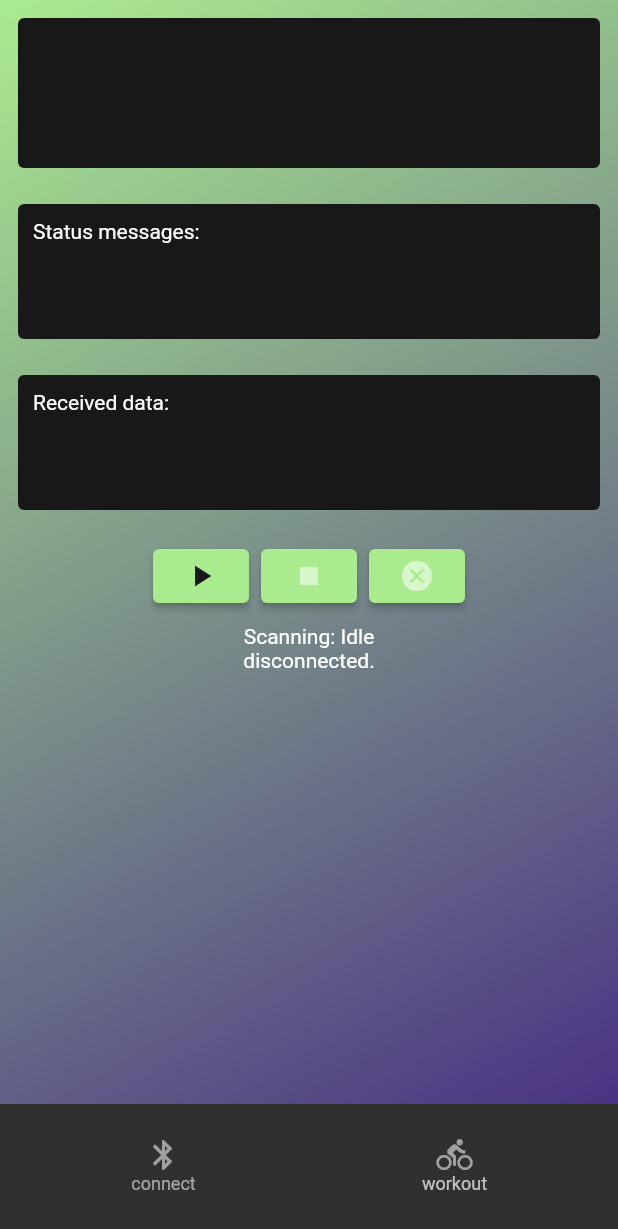
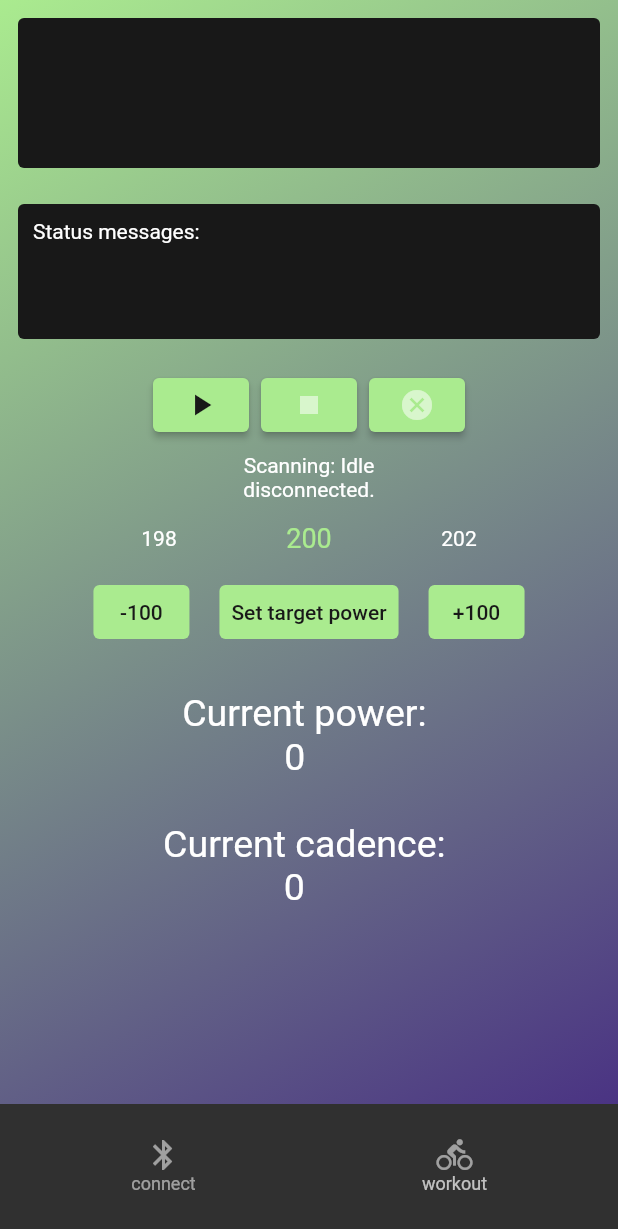
Before and after one commit to richardstolen/EntalpiTrainer, a Flutter app: the screen it shows after launch, on a phone screen of 412 x 824 dp. Shown: the top 1229 px of the screen. Run offline on Flutter 3.47's test engine with Material 2 defaults, Android fonts, the phone set to English and light mode, and no system bars; drawn by our look-alikes of numberpicker; missing offline and left inert: dart:ffi, location_permissions, reactive_ble_mobile, reactive_ble_platform_interface.

Commit message:
Added set target functionality and display the data in BT_connection view

```diff
--- a/lib/tacx_trainer_control.dart
+++ b/lib/tacx_trainer_control.dart
@@ -87,8 +87,11 @@ class TacxTrainerControl {
     sendFecCmd(writeValue);
   }
 
-  String fecDataHandler(data) {
-    String returnData = "";
+  List<List<int>> fecDataHandler(data) {
+    List<List<int>> returnData = [
+      [-1, -1]
+    ];
+    int returnInt = -1;
 
     var messageLength = data[1];
     var messageType = data[2];
@@ -97,11 +100,11 @@ class TacxTrainerControl {
     var dataPageNumber = messageData[0];
 
     if (dataPageNumber == 16) {
-      //returnData = generalDataHandler(messageData);
+      return returnData;
     } else if (dataPageNumber == 25) {
-      returnData = specificTrainerDataHandler(messageData);
+      returnData.add(specificTrainerDataHandler(messageData));
     } else if (dataPageNumber == 71) {
-      //returnData = commandStatusDataHandler(messageData);
+      return returnData;
     }
     return returnData;
   }
@@ -110,7 +113,7 @@ class TacxTrainerControl {
     return "not implemented";
   }
 
-  String specificTrainerDataHandler(messageData) {
+  List<int> specificTrainerDataHandler(messageData) {
     var eventCount = messageData[1];
 
     var instantaneousCadence = messageData[2];
@@ -123,7 +126,7 @@ class TacxTrainerControl {
 
     var instantaneousPower = powerLsb + ((powerMsb & 0xf) << 8);
 
-    return "Current power: $instantaneousPower ... Current cadence: $instantaneousCadence";
+    return [instantaneousPower, instantaneousCadence];
   }
 
   String commandStatusDataHandler(messageData) {
--- a/lib/views/bt_connect/bt_connection.dart
+++ b/lib/views/bt_connect/bt_connection.dart
@@ -1,10 +1,12 @@
 import 'dart:async';
+import 'dart:ffi';
 import 'dart:io';
 
 import 'package:entalpitrainer/constants.dart';
 import 'package:flutter/material.dart';
 import 'package:flutter_reactive_ble/flutter_reactive_ble.dart';
 import 'package:location_permissions/location_permissions.dart';
+import 'package:numberpicker/numberpicker.dart';
 
 import '../../tacx_trainer_control.dart';
 import '../../widgets/text_container_widget.dart';
@@ -31,6 +33,9 @@ class _BTConnectionState extends State<BTConnection> {
   bool _connected = false;
   String _logTexts = "";
   List<String> _receivedData = [];
+
+  int targetPower = 0;
+  int cadence = 0;
   int _numberOfMessagesReceived = 0;
 
   late TacxTrainerControl trainer;
@@ -107,8 +112,12 @@ class _BTConnectionState extends State<BTConnection> {
   void onNewReceivedData(List<int> data) {
     _numberOfMessagesReceived += 1;
     var stringData = trainer.fecDataHandler(data);
-    _receivedData.add("$_numberOfMessagesReceived: , $stringData");
-
+    print(stringData.last[1]);
+    if (stringData.last[0] != -1) {
+      targetPower = stringData.last[0];
+      cadence = stringData.last[1];
+    }
+    print('target power: $targetPower');
     if (_receivedData.length > 5) {
       _receivedData.removeAt(0);
     }
@@ -172,8 +181,11 @@ class _BTConnectionState extends State<BTConnection> {
     });
   }
 
+  int _currentValue = 200;
+
   @override
-  Widget build(BuildContext context) => SingleChildScrollView(
+  Widget build(BuildContext context) {
+    return SafeArea(
       child: Column(
         mainAxisAlignment: MainAxisAlignment.start,
         children: <Widget>[
@@ -202,8 +214,7 @@ class _BTConnectionState extends State<BTConnection> {
                           child: Container(
                             width: 100,
                             height: 48,
-                              padding:
-                                  const EdgeInsets.symmetric(vertical: 4.0),
+                            padding: const EdgeInsets.symmetric(vertical: 4.0),
                             alignment: Alignment.center,
                             child: const Icon(Icons.add_link),
                           ),
@@ -213,11 +224,10 @@ class _BTConnectionState extends State<BTConnection> {
                           style: TextStyle(color: EntalpiColors.white),
                         ),
                         subtitle: Text(_foundBleUARTDevices[index].id),
-                          title: Text(
-                              "$index: ${_foundBleUARTDevices[index].name}"),
+                        title:
+                            Text("$index: ${_foundBleUARTDevices[index].name}"),
                       )))),
           TextContainerWidget(data: [_logTexts], text: "Status messages:"),
-            TextContainerWidget(text: "Received data:", data: _receivedData),
           ButtonBar(
             alignment: MainAxisAlignment.center,
             mainAxisSize: MainAxisSize.max,
@@ -253,11 +263,95 @@ class _BTConnectionState extends State<BTConnection> {
             ],
           ),
           SizedBox(
-              height: 35,
             child: ConectionStatusWidget(
                 scanning: _scanning, connected: _connected),
+          ),
+          NumberPicker(
+            minValue: 0,
+            maxValue: 1500,
+            axis: Axis.horizontal,
+            step: 2,
+            value: _currentValue,
+            selectedTextStyle:
+                const TextStyle(color: EntalpiColors.green, fontSize: 18),
+            onChanged: (value) => setState(() {
+              _currentValue = value;
+            }),
+          ),
+          Row(
+            mainAxisAlignment: MainAxisAlignment.center,
+            children: [
+              TextButton(
+                onPressed: () => setState(() {
+                  final newValue = _currentValue - 100;
+                  _currentValue = newValue;
+                }),
+                child: const Text(
+                  '-100',
+                  style: TextStyle(
+                      fontSize: 14,
+                      fontWeight: FontWeight.w500,
+                      color: EntalpiColors.offBlack),
+                ),
+                style: ButtonStyle(
+                  backgroundColor:
+                      MaterialStateProperty.all(EntalpiColors.green),
+                ),
+              ),
+              const SizedBox(
+                width: 20,
+              ),
+              //power set to: $_currentValue'
+              TextButton(
+                onPressed: () => setState(() {
+                  trainer.setTargetPower(_currentValue);
+                }),
+                child: const Text(
+                  "Set target power",
+                  style: TextStyle(
+                      fontSize: 14,
+                      fontWeight: FontWeight.w500,
+                      color: EntalpiColors.offBlack),
+                ),
+                style: ButtonStyle(
+                  backgroundColor:
+                      MaterialStateProperty.all(EntalpiColors.green),
+                ),
+              ),
+
+              const SizedBox(
+                width: 20,
+              ),
+              TextButton(
+                onPressed: () => setState(() {
+                  final newValue = _currentValue + 100;
+                  _currentValue = newValue;
+                }),
+                child: const Text(
+                  '+100',
+                  style: TextStyle(
+                      fontSize: 14,
+                      fontWeight: FontWeight.w500,
+                      color: EntalpiColors.offBlack),
+                ),
+                style: ButtonStyle(
+                  backgroundColor:
+                      MaterialStateProperty.all(EntalpiColors.green),
+                ), //'Target,
+              ),
+              //'Target power set to: $_currentValue'
+            ],
+          ),
+          Text(
+            '\nCurrent power: \n           $targetPower',
+            style: TextStyle(fontSize: 25),
+          ),
+          Text(
+            '\nCurrent cadence: \n             $cadence',
+            style: TextStyle(fontSize: 25),
           ),
         ],
       ),
     );
   }
+}
```
Lines whose indentation alone changed are shown as unchanged.
